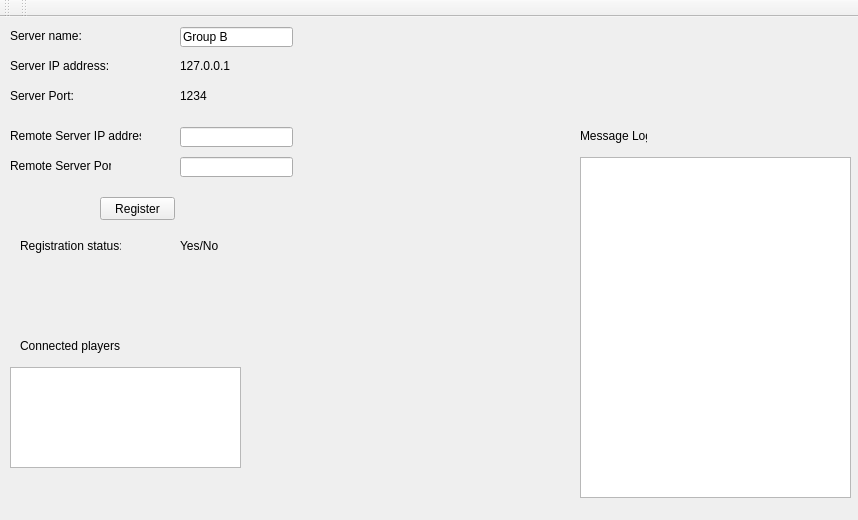
First picture: the form in gmwindow.ui, repository Jaco-Marais/EPE, before the edit.
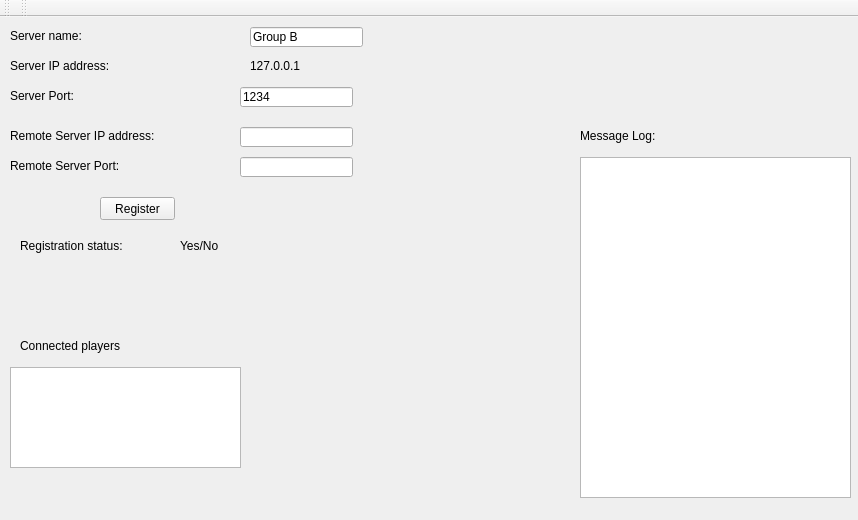
Second picture: the form after the edit.

Commit message: Attempted to fix threading closing telnet crashes program. Program now shows your IP and accepts a port.

The edit to the form file:
```diff
--- a/gmwindow.ui
+++ b/gmwindow.ui
@@ -55,7 +55,7 @@
      <rect>
       <x>10</x>
       <y>110</y>
-      <width>131</width>
+      <width>181</width>
       <height>17</height>
      </rect>
     </property>
@@ -68,7 +68,7 @@
      <rect>
       <x>10</x>
       <y>140</y>
-      <width>101</width>
+      <width>171</width>
       <height>17</height>
      </rect>
     </property>
@@ -91,7 +91,7 @@
      <rect>
       <x>580</x>
       <y>110</y>
-      <width>67</width>
+      <width>101</width>
       <height>17</height>
      </rect>
     </property>
@@ -102,7 +102,7 @@
    <widget class="QLineEdit" name="serverName">
     <property name="geometry">
      <rect>
-      <x>180</x>
+      <x>250</x>
       <y>10</y>
       <width>113</width>
       <height>20</height>
@@ -112,23 +112,10 @@
      <string>Group B</string>
     </property>
    </widget>
-   <widget class="QLineEdit" name="remoteServerIP">
-    <property name="geometry">
-     <rect>
-      <x>180</x>
-      <y>110</y>
-      <width>113</width>
-      <height>20</height>
-     </rect>
-    </property>
-    <property name="text">
-     <string/>
-    </property>
-   </widget>
    <widget class="QLineEdit" name="remoteServerPort">
     <property name="geometry">
      <rect>
-      <x>180</x>
+      <x>240</x>
       <y>140</y>
       <width>113</width>
       <height>20</height>
@@ -140,7 +127,7 @@
      <rect>
       <x>10</x>
       <y>40</y>
-      <width>101</width>
+      <width>131</width>
       <height>17</height>
      </rect>
     </property>
@@ -151,9 +138,9 @@
    <widget class="QLabel" name="serverIP">
     <property name="geometry">
      <rect>
-      <x>180</x>
+      <x>250</x>
       <y>40</y>
-      <width>101</width>
+      <width>131</width>
       <height>17</height>
      </rect>
     </property>
@@ -192,7 +179,7 @@
      <rect>
       <x>20</x>
       <y>220</y>
-      <width>101</width>
+      <width>141</width>
       <height>17</height>
      </rect>
     </property>
@@ -213,19 +200,50 @@
      <string>Yes/No</string>
     </property>
    </widget>
-   <widget class="QLabel" name="serverPort">
+   <widget class="QLineEdit" name="serverPort">
     <property name="geometry">
      <rect>
-      <x>180</x>
+      <x>240</x>
       <y>70</y>
-      <width>101</width>
-      <height>17</height>
+      <width>113</width>
+      <height>20</height>
      </rect>
     </property>
     <property name="text">
      <string>1234</string>
     </property>
    </widget>
+   <widget class="QLineEdit" name="remoteServerIP">
+    <property name="geometry">
+     <rect>
+      <x>240</x>
+      <y>110</y>
+      <width>113</width>
+      <height>20</height>
+     </rect>
+    </property>
+    <property name="text">
+     <string/>
+    </property>
+   </widget>
+   <zorder>listPlayers</zorder>
+   <zorder>label</zorder>
+   <zorder>label_2</zorder>
+   <zorder>label_4</zorder>
+   <zorder>label_6</zorder>
+   <zorder>listStatus</zorder>
+   <zorder>label_8</zorder>
+   <zorder>serverName</zorder>
+   <zorder>remoteServerIP</zorder>
+   <zorder>remoteServerPort</zorder>
+   <zorder>label_7</zorder>
+   <zorder>serverIP</zorder>
+   <zorder>label_10</zorder>
+   <zorder>regButton</zorder>
+   <zorder>label_11</zorder>
+   <zorder>regStatus</zorder>
+   <zorder>serverPort</zorder>
+   <zorder>remoteServerIP</zorder>
   </widget>
   <widget class="QToolBar" name="mainToolBar">
    <attribute name="toolBarArea">
```
Left out of the diff: 2 changed lines with no effect on the pictures. The commit also changes 12 other files.
